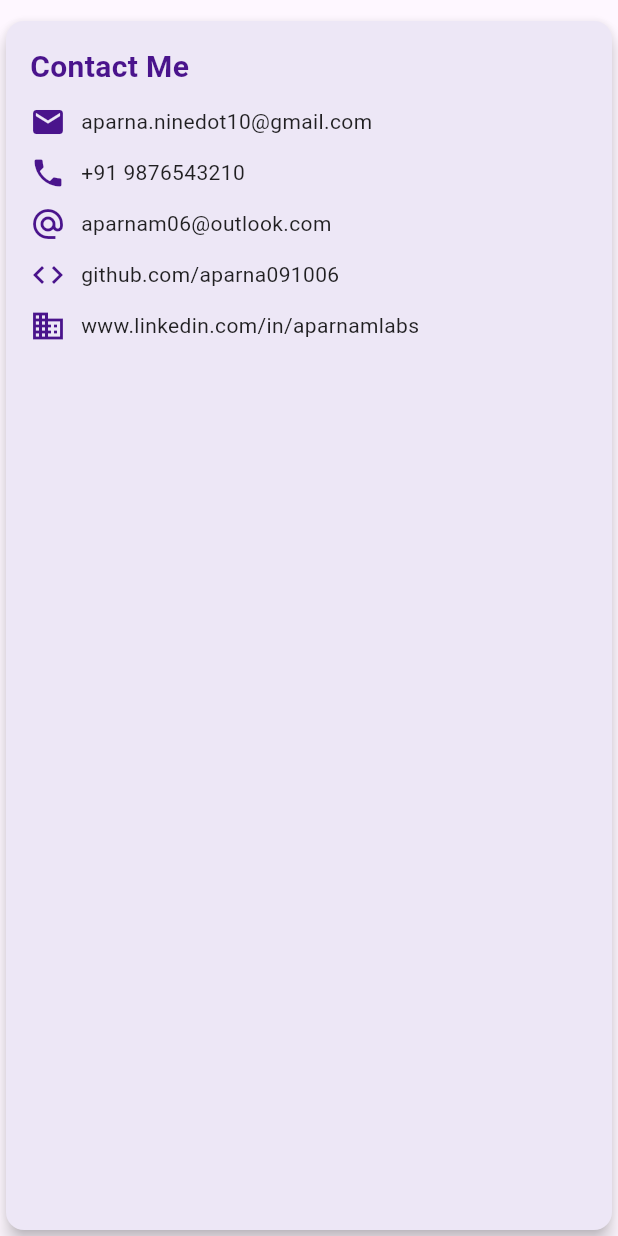
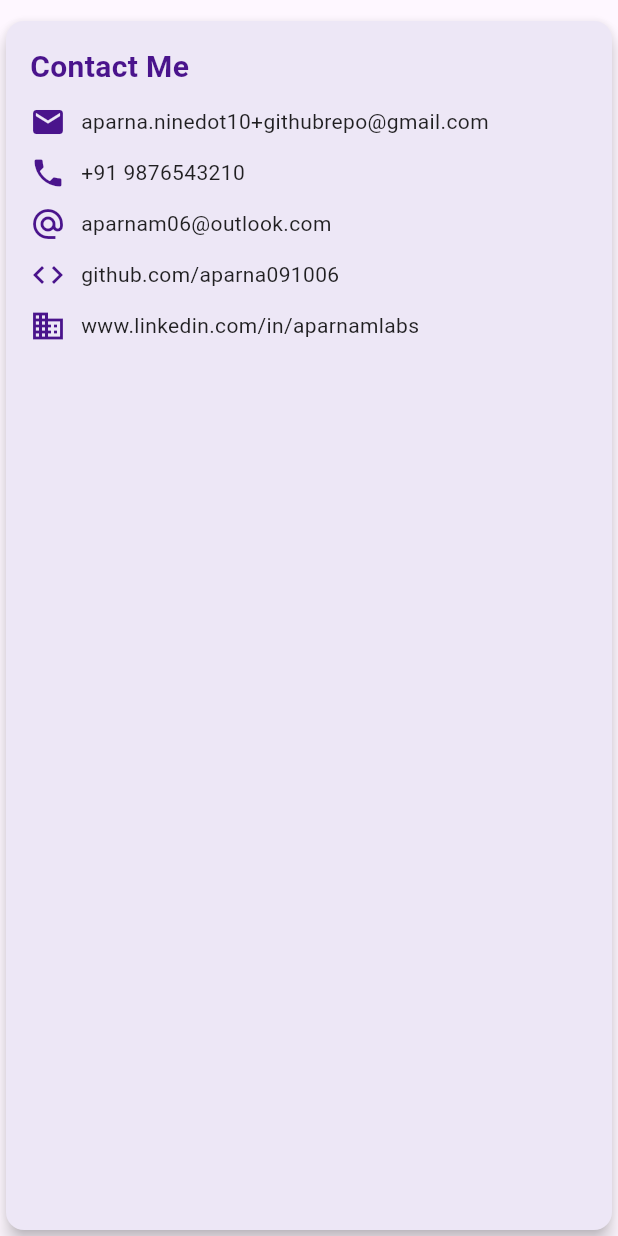
Before and after one commit to aparna91006/student-portfolio-flutter, a Flutter app: the ContactMeWidget widget shown alone on an empty page, opened directly, on a phone screen of 412 x 824 dp. Run offline on Flutter 3.47's test engine with Material 3 defaults, Android fonts, the phone set to English and light mode, and no system bars.

Commit message:
Update contact email

```diff
--- a/lib/main.dart
+++ b/lib/main.dart
@@ -273,7 +273,7 @@ class ContactMeWidget extends StatelessWidget {
                   SizedBox(width: 10),
                   Expanded(
                     child: Text(
-                      "aparna.ninedot10@gmail.com",
+                      "aparna.ninedot10+githubrepo@gmail.com",
                       style: TextStyle(
                         color: Colors.black87,
                       ),
```
